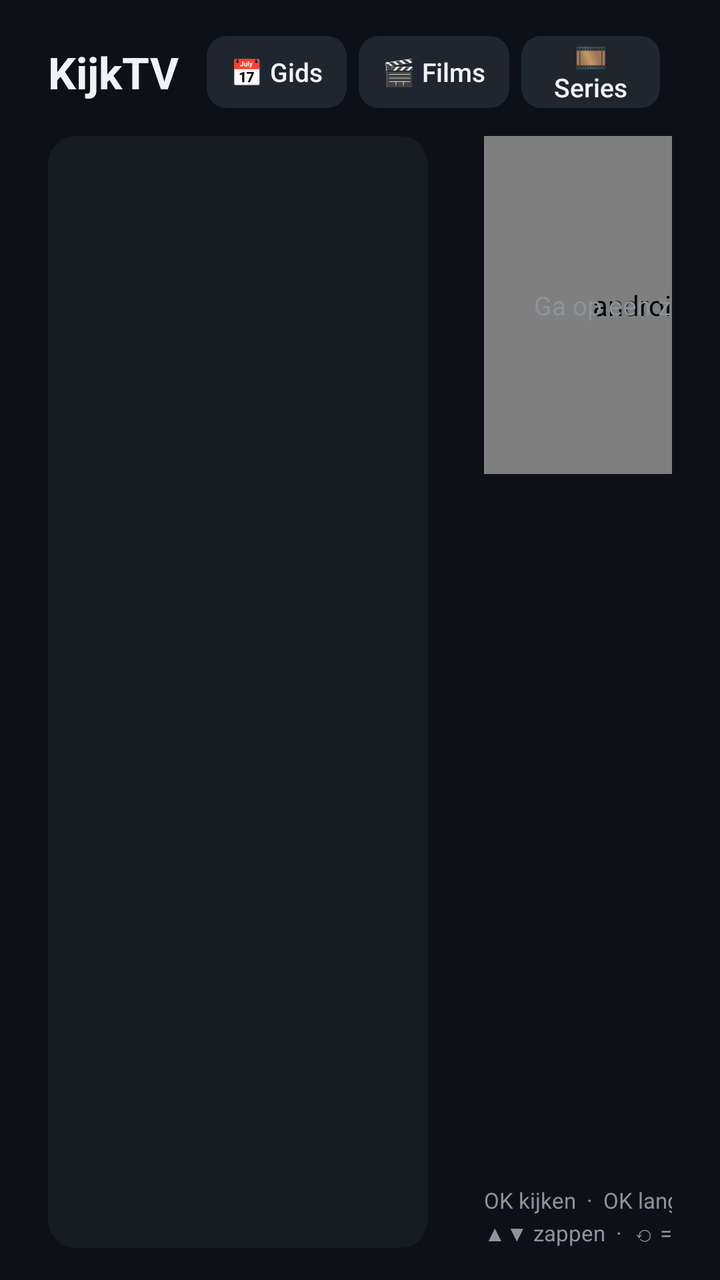
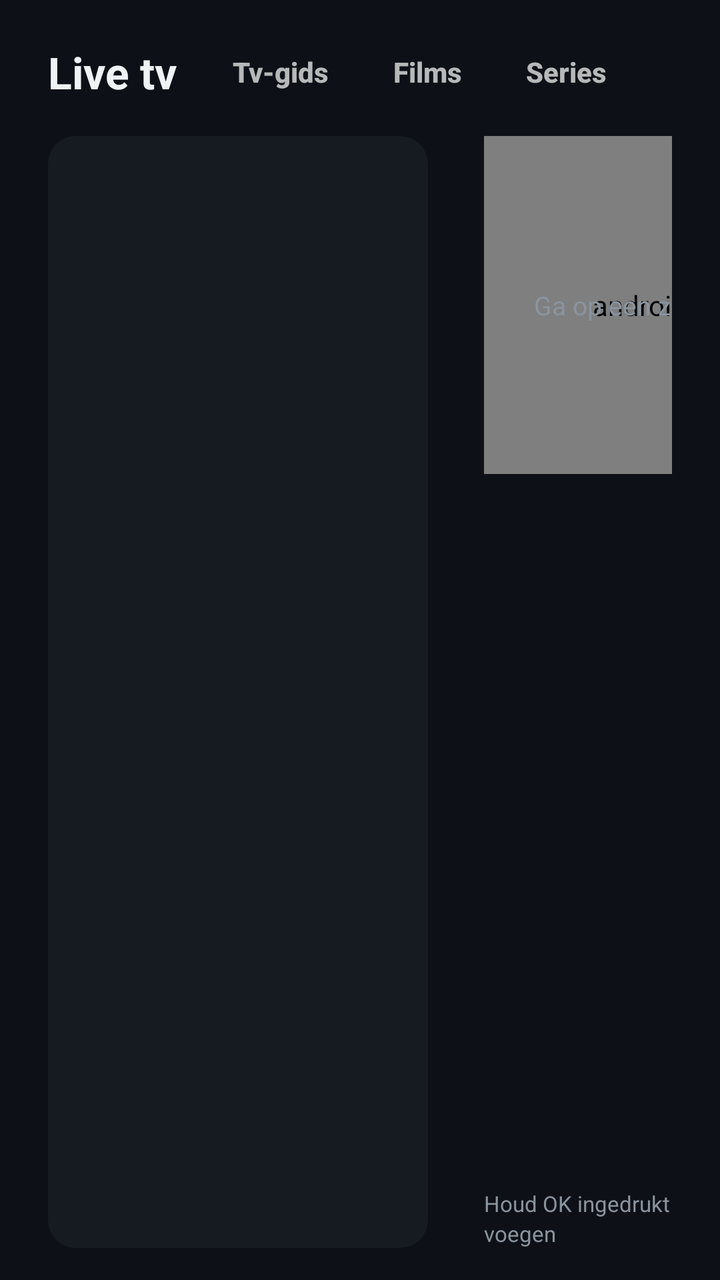

Screens rendered from an Android XML layout before and after an edit, with the pre-edit source and the edit as a unified diff.
<!-- AndroidManifest.xml: application theme AppTheme -->
<!-- res/layout/activity_main.xml -->
<?xml version="1.0" encoding="utf-8"?>
<LinearLayout xmlns:android="http://schemas.android.com/apk/res/android"
    xmlns:app="http://schemas.android.com/apk/res-auto"
    android:layout_width="match_parent"
    android:layout_height="match_parent"
    android:background="@color/bg"
    android:orientation="vertical"
    android:paddingStart="24dp"
    android:paddingTop="16dp"
    android:paddingEnd="24dp"
    android:paddingBottom="16dp">

    
    <LinearLayout
        android:id="@+id/topBar"
        android:layout_width="match_parent"
        android:layout_height="40dp"
        android:gravity="center_vertical"
        android:orientation="horizontal">

        <TextView
            android:layout_width="wrap_content"
            android:layout_height="wrap_content"
            android:layout_marginEnd="14dp"
            android:text="KijkTV"
            android:textColor="@color/text"
            android:textSize="22sp"
            android:textStyle="bold" />

        <Button android:id="@+id/tabGuide" style="@style/Tab" android:text="📅 Gids" />
        <Button android:id="@+id/tabMovies" style="@style/Tab" android:text="🎬 Films" />
        <Button android:id="@+id/tabSeries" style="@style/Tab" android:text="🎞 Series" />
        <Button android:id="@+id/tabHistory" style="@style/Tab" android:text="🕘 Geschiedenis" />

        <TextView
            android:id="@+id/status"
            android:layout_width="0dp"
            android:layout_height="wrap_content"
            android:layout_marginStart="8dp"
            android:layout_marginEnd="8dp"
            android:layout_weight="1"
            android:ellipsize="end"
            android:gravity="end"
            android:maxLines="1"
            android:textColor="@color/muted"
            android:textSize="12sp" />

        <Button android:id="@+id/tabAccount" style="@style/Tab" android:layout_marginEnd="0dp" android:text="⚙ Account" />
    </LinearLayout>

    <LinearLayout
        android:layout_width="match_parent"
        android:layout_height="0dp"
        android:layout_marginTop="12dp"
        android:layout_weight="1"
        android:orientation="horizontal">

        
        <androidx.recyclerview.widget.RecyclerView
            android:id="@+id/groups"
            android:layout_width="190dp"
            android:layout_height="match_parent"
            android:background="@drawable/panel_bg"
            android:clipToPadding="false"
            android:padding="4dp" />

        
        <LinearLayout
            android:layout_width="0dp"
            android:layout_height="match_parent"
            android:layout_marginStart="14dp"
            android:layout_weight="1"
            android:orientation="vertical">

            <EditText
                android:id="@+id/search"
                android:layout_width="match_parent"
                android:layout_height="40dp"
                android:background="@drawable/field_bg"
                android:hint="🔍  Zoek een zender…"
                android:imeOptions="actionSearch|flagNoExtractUi"
                android:inputType="text"
                android:maxLines="1"
                android:paddingStart="14dp"
                android:paddingEnd="14dp"
                android:textColor="@color/text"
                android:textColorHint="@color/muted"
                android:textSize="15sp" />

            <TextView
                android:id="@+id/groupTitle"
                android:layout_width="match_parent"
                android:layout_height="wrap_content"
                android:layout_marginTop="8dp"
                android:layout_marginBottom="4dp"
                android:ellipsize="end"
                android:maxLines="1"
                android:textColor="@color/muted"
                android:textSize="13sp" />

            <androidx.recyclerview.widget.RecyclerView
                android:id="@+id/channels"
                android:layout_width="match_parent"
                android:layout_height="0dp"
                android:layout_weight="1"
                android:background="@drawable/panel_bg"
                android:clipToPadding="false"
                android:padding="4dp" />
        </LinearLayout>

        
        <LinearLayout
            android:layout_width="300dp"
            android:layout_height="match_parent"
            android:layout_marginStart="14dp"
            android:orientation="vertical">

            <FrameLayout
                android:layout_width="match_parent"
                android:layout_height="169dp"
                android:background="#000000">

                <androidx.media3.ui.PlayerView
                    android:id="@+id/preview"
                    android:layout_width="match_parent"
                    android:layout_height="match_parent"
                    android:focusable="false"
                    app:resize_mode="fit"
                    app:shutter_background_color="#000000"
                    app:use_controller="false" />

                <TextView
                    android:id="@+id/previewHint"
                    android:layout_width="match_parent"
                    android:layout_height="match_parent"
                    android:gravity="center"
                    android:padding="12dp"
                    android:text="Ga op een zender staan voor een voorbeeld"
                    android:textColor="@color/muted"
                    android:textSize="13sp" />
            </FrameLayout>

            <TextView
                android:id="@+id/nowName"
                android:layout_width="match_parent"
                android:layout_height="wrap_content"
                android:layout_marginTop="10dp"
                android:ellipsize="end"
                android:maxLines="1"
                android:textColor="@color/text"
                android:textSize="19sp"
                android:textStyle="bold" />

            <TextView
                android:id="@+id/nowGroup"
                android:layout_width="match_parent"
                android:layout_height="wrap_content"
                android:ellipsize="end"
                android:maxLines="1"
                android:textColor="@color/muted"
                android:textSize="12sp" />

            <LinearLayout
                android:id="@+id/epgBox"
                android:layout_width="match_parent"
                android:layout_height="0dp"
                android:layout_marginTop="10dp"
                android:layout_weight="1"
                android:background="@drawable/panel_bg"
                android:orientation="vertical"
                android:padding="12dp"
                android:visibility="invisible">

                <TextView
                    android:id="@+id/nowProg"
                    android:layout_width="match_parent"
                    android:layout_height="wrap_content"
                    android:ellipsize="end"
                    android:maxLines="2"
                    android:textColor="@color/text"
                    android:textSize="14sp" />

                <ProgressBar
                    android:id="@+id/nowProgress"
                    style="?android:attr/progressBarStyleHorizontal"
                    android:layout_width="match_parent"
                    android:layout_height="5dp"
                    android:layout_marginTop="6dp"
                    android:layout_marginBottom="6dp"
                    android:max="1000"
                    android:progressBackgroundTint="#30363D"
                    android:progressTint="@color/accent" />

                <TextView
                    android:id="@+id/nowDesc"
                    android:layout_width="match_parent"
                    android:layout_height="0dp"
                    android:layout_weight="1"
                    android:ellipsize="end"
                    android:textColor="@color/muted"
                    android:textSize="12sp" />

                <TextView
                    android:id="@+id/nextProg"
                    android:layout_width="match_parent"
                    android:layout_height="wrap_content"
                    android:layout_marginTop="6dp"
                    android:ellipsize="end"
                    android:maxLines="1"
                    android:textColor="@color/muted"
                    android:textSize="13sp" />
            </LinearLayout>

            <TextView
                android:layout_width="match_parent"
                android:layout_height="wrap_content"
                android:layout_marginTop="8dp"
                android:lineSpacingExtra="2dp"
                android:text="OK kijken  ·  OK lang = favoriet\n▲▼ zappen  ·  ⟲ = terugkijken via Gids"
                android:textColor="@color/muted"
                android:textSize="11sp" />
        </LinearLayout>
    </LinearLayout>
</LinearLayout>
<!-- resources referenced by this layout -->
<resources>
  <color name="accent">#2F81F7</color>
  <color name="bg">#0D1117</color>
  <color name="muted">#8B949E</color>
  <color name="text">#F0F3F6</color>
  <!-- drawable panel_bg (drawable) -->
  <?xml version="1.0" encoding="utf-8"?>
  <shape xmlns:android="http://schemas.android.com/apk/res/android">
      <solid android:color="@color/panel" />
      <corners android:radius="14dp" />
  </shape>
  <style name="Tab">
          <item name="android:layout_width">wrap_content</item>
          <item name="android:layout_height">36dp</item>
          <item name="android:layout_marginEnd">6dp</item>
          <item name="android:minWidth">0dp</item>
          <item name="android:minHeight">0dp</item>
          <item name="android:paddingStart">12dp</item>
          <item name="android:paddingEnd">12dp</item>
          <item name="android:background">@drawable/btn_bg</item>
          <item name="android:textAllCaps">false</item>
          <item name="android:textColor">@color/text</item>
          <item name="android:textSize">13sp</item>
          <item name="android:stateListAnimator">@null</item>
      </style>
  <style name="AppTheme" parent="android:Theme.Material.NoActionBar.Fullscreen">
          <item name="android:windowBackground">@color/bg</item>
          <item name="android:colorAccent">@color/accent</item>
          <item name="android:colorPrimary">@color/bg</item>
          <item name="android:textColor">@color/text</item>
      </style>
  <color name="panel2">#1F2630</color>
  <color name="panel">#161B22</color>
  <!-- drawable btn_bg (drawable) -->
  <?xml version="1.0" encoding="utf-8"?>
  <selector xmlns:android="http://schemas.android.com/apk/res/android">
      <item android:state_focused="true">
          <shape><solid android:color="@color/accent" /><corners android:radius="10dp" /></shape>
      </item>
      <item android:state_activated="true">
          <shape>
              <solid android:color="@color/panel2" />
              <stroke android:width="2dp" android:color="@color/accent" />
              <corners android:radius="10dp" />
          </shape>
      </item>
      <item android:state_enabled="false">
          <shape><solid android:color="@color/panel" /><corners android:radius="10dp" /></shape>
      </item>
      <item>
          <shape><solid android:color="@color/panel2" /><corners android:radius="10dp" /></shape>
      </item>
  </selector>
  <!-- unchanged entries left out for length: 1 -->
</resources>

<!-- the commit's change to res/layout/activity_main.xml (unified diff, before → after) -->
@@ -22,15 +22,15 @@
             android:layout_width="wrap_content"
             android:layout_height="wrap_content"
             android:layout_marginEnd="14dp"
-            android:text="KijkTV"
+            android:text="Live tv"
             android:textColor="@color/text"
             android:textSize="22sp"
             android:textStyle="bold" />
 
-        <Button android:id="@+id/tabGuide" style="@style/Tab" android:text="📅 Gids" />
-        <Button android:id="@+id/tabMovies" style="@style/Tab" android:text="🎬 Films" />
-        <Button android:id="@+id/tabSeries" style="@style/Tab" android:text="🎞 Series" />
-        <Button android:id="@+id/tabHistory" style="@style/Tab" android:text="🕘 Geschiedenis" />
+        <Button android:id="@+id/tabGuide" style="@style/NavTab" android:text="Tv-gids" />
+        <Button android:id="@+id/tabMovies" style="@style/NavTab" android:text="Films" />
+        <Button android:id="@+id/tabSeries" style="@style/NavTab" android:text="Series" />
+        <Button android:id="@+id/tabHistory" style="@style/NavTab" android:text="Geschiedenis" />
 
         <TextView
             android:id="@+id/status"
@@ -45,7 +45,14 @@
             android:textColor="@color/muted"
             android:textSize="12sp" />
 
-        <Button android:id="@+id/tabAccount" style="@style/Tab" android:layout_marginEnd="0dp" android:text="⚙ Account" />
+        <ImageButton
+            android:id="@+id/tabAccount"
+            android:layout_width="34dp"
+            android:layout_height="34dp"
+            android:background="@drawable/nav_bg"
+            android:contentDescription="Instellingen"
+            android:src="@drawable/ic_settings"
+            android:tint="@color/nav_text" />
     </LinearLayout>
 
     <LinearLayout
@@ -77,7 +84,10 @@
                 android:layout_width="match_parent"
                 android:layout_height="40dp"
                 android:background="@drawable/field_bg"
-                android:hint="🔍  Zoek een zender…"
+                android:hint="Zoek een zender"
+                android:drawableStart="@drawable/ic_search"
+                android:drawablePadding="10dp"
+                android:drawableTint="@color/muted"
                 android:imeOptions="actionSearch|flagNoExtractUi"
                 android:inputType="text"
                 android:maxLines="1"
@@ -216,7 +226,7 @@
                 android:layout_height="wrap_content"
                 android:layout_marginTop="8dp"
                 android:lineSpacingExtra="2dp"
-                android:text="OK kijken  ·  OK lang = favoriet\n▲▼ zappen  ·  ⟲ = terugkijken via Gids"
+                android:text="Houd OK ingedrukt om een zender aan je favorieten toe te voegen"
                 android:textColor="@color/muted"
                 android:textSize="11sp" />
         </LinearLayout>
<!-- resource entries referenced after the edit -->
@@ -4,24 +4,56 @@
   <color name="bg">#0D1117</color>
   <color name="muted">#8B949E</color>
   <color name="text">#F0F3F6</color>
+  <!-- drawable ic_search (drawable) -->
+  <?xml version="1.0" encoding="utf-8"?>
+  <vector xmlns:android="http://schemas.android.com/apk/res/android"
+      android:width="20dp"
+      android:height="20dp"
+      android:viewportWidth="24"
+      android:viewportHeight="24">
+      <path android:fillColor="#FFFFFFFF" android:pathData="M15.5,14h-0.79l-0.28,-0.27C15.41,12.59 16,11.11 16,9.5 16,5.91 13.09,3 9.5,3S3,5.91 3,9.5 5.91,16 9.5,16c1.61,0 3.09,-0.59 4.23,-1.57l0.27,0.28v0.79l5,4.99L20.49,19l-4.99,-5zM9.5,14C7.01,14 5,11.99 5,9.5S7.01,5 9.5,5 14,7.01 14,9.5 11.99,14 9.5,14z" />
+  </vector>
+  <!-- drawable ic_settings (drawable) -->
+  <?xml version="1.0" encoding="utf-8"?>
+  <vector xmlns:android="http://schemas.android.com/apk/res/android"
+      android:width="20dp"
+      android:height="20dp"
+      android:viewportWidth="24"
+      android:viewportHeight="24">
+      <path android:fillColor="#FFFFFFFF" android:pathData="M19.14,12.94c0.04,-0.3 0.06,-0.61 0.06,-0.94c0,-0.32 -0.02,-0.64 -0.07,-0.94l2.03,-1.58c0.18,-0.14 0.23,-0.41 0.12,-0.61l-1.92,-3.32c-0.12,-0.22 -0.37,-0.29 -0.59,-0.22l-2.39,0.96c-0.5,-0.38 -1.03,-0.7 -1.62,-0.94L14.4,2.81c-0.04,-0.24 -0.24,-0.41 -0.48,-0.41h-3.84c-0.24,0 -0.43,0.17 -0.47,0.41L9.25,5.35C8.66,5.59 8.12,5.92 7.63,6.29L5.24,5.33c-0.22,-0.08 -0.47,0 -0.59,0.22L2.74,8.87C2.62,9.08 2.66,9.34 2.86,9.48l2.03,1.58C4.84,11.36 4.8,11.69 4.8,12s0.02,0.64 0.07,0.94l-2.03,1.58c-0.18,0.14 -0.23,0.41 -0.12,0.61l1.92,3.32c0.12,0.22 0.37,0.29 0.59,0.22l2.39,-0.96c0.5,0.38 1.03,0.7 1.62,0.94l0.36,2.54c0.05,0.24 0.24,0.41 0.48,0.41h3.84c0.24,0 0.44,-0.17 0.47,-0.41l0.36,-2.54c0.59,-0.24 1.13,-0.56 1.62,-0.94l2.39,0.96c0.22,0.08 0.47,0 0.59,-0.22l1.92,-3.32c0.12,-0.22 0.07,-0.47 -0.12,-0.61L19.14,12.94zM12,15.6c-1.98,0 -3.6,-1.62 -3.6,-3.6s1.62,-3.6 3.6,-3.6s3.6,1.62 3.6,3.6S13.98,15.6 12,15.6z" />
+  </vector>
+  <!-- drawable nav_bg (drawable) -->
+  <?xml version="1.0" encoding="utf-8"?>
+  <selector xmlns:android="http://schemas.android.com/apk/res/android">
+      <item android:state_focused="true">
+          <shape><solid android:color="#FFFFFFFF" /><corners android:radius="18dp" /></shape>
+      </item>
+      <item android:state_activated="true">
+          <shape><solid android:color="#33FFFFFF" /><corners android:radius="18dp" /></shape>
+      </item>
+      <item>
+          <shape><solid android:color="#00000000" /><corners android:radius="18dp" /></shape>
+      </item>
+  </selector>
   <!-- drawable panel_bg (drawable) -->
   <?xml version="1.0" encoding="utf-8"?>
   <shape xmlns:android="http://schemas.android.com/apk/res/android">
       <solid android:color="@color/panel" />
       <corners android:radius="14dp" />
   </shape>
-  <style name="Tab">
+  <style name="NavTab">
           <item name="android:layout_width">wrap_content</item>
-          <item name="android:layout_height">36dp</item>
-          <item name="android:layout_marginEnd">6dp</item>
+          <item name="android:layout_height">34dp</item>
+          <item name="android:layout_marginEnd">4dp</item>
           <item name="android:minWidth">0dp</item>
           <item name="android:minHeight">0dp</item>
-          <item name="android:paddingStart">12dp</item>
-          <item name="android:paddingEnd">12dp</item>
-          <item name="android:background">@drawable/btn_bg</item>
+          <item name="android:paddingStart">14dp</item>
+          <item name="android:paddingEnd">14dp</item>
+          <item name="android:background">@drawable/nav_bg</item>
           <item name="android:textAllCaps">false</item>
-          <item name="android:textColor">@color/text</item>
-          <item name="android:textSize">13sp</item>
+          <item name="android:textColor">@color/nav_text</item>
+          <item name="android:textSize">14sp</item>
+          <item name="android:textStyle">bold</item>
           <item name="android:stateListAnimator">@null</item>
       </style>
   <style name="AppTheme" parent="android:Theme.Material.NoActionBar.Fullscreen">
@@ -32,26 +64,6 @@
       </style>
   <color name="panel2">#1F2630</color>
   <color name="panel">#161B22</color>
-  <!-- drawable btn_bg (drawable) -->
-  <?xml version="1.0" encoding="utf-8"?>
-  <selector xmlns:android="http://schemas.android.com/apk/res/android">
-      <item android:state_focused="true">
-          <shape><solid android:color="@color/accent" /><corners android:radius="10dp" /></shape>
-      </item>
-      <item android:state_activated="true">
-          <shape>
-              <solid android:color="@color/panel2" />
-              <stroke android:width="2dp" android:color="@color/accent" />
-              <corners android:radius="10dp" />
-          </shape>
-      </item>
-      <item android:state_enabled="false">
-          <shape><solid android:color="@color/panel" /><corners android:radius="10dp" /></shape>
-      </item>
-      <item>
-          <shape><solid android:color="@color/panel2" /><corners android:radius="10dp" /></shape>
-      </item>
-  </selector>
   <!-- unchanged entries left out for length: 1 -->
 </resources>
 
